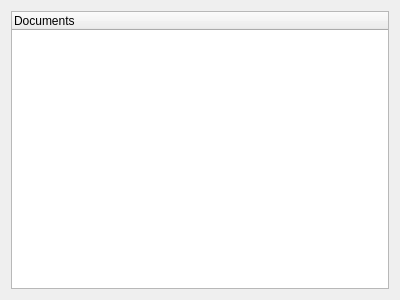
This is views/UI/ProjectView.ui in fbarden/ProjectManager as Qt 5 draws it before an edit. The edited form follows.
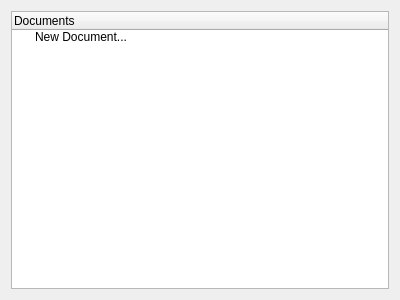
This is the edited form.

Commit message: WIP: Adding new projects, documents and clauses.

What changed in the file:
```diff
--- a/views/UI/ProjectView.ui
+++ b/views/UI/ProjectView.ui
@@ -21,6 +21,11 @@
        <string>Documents</string>
       </property>
      </column>
+     <item>
+      <property name="text">
+       <string>New Document...</string>
+      </property>
+     </item>
     </widget>
    </item>
   </layout>
```
The commit also changes 13 other files.
